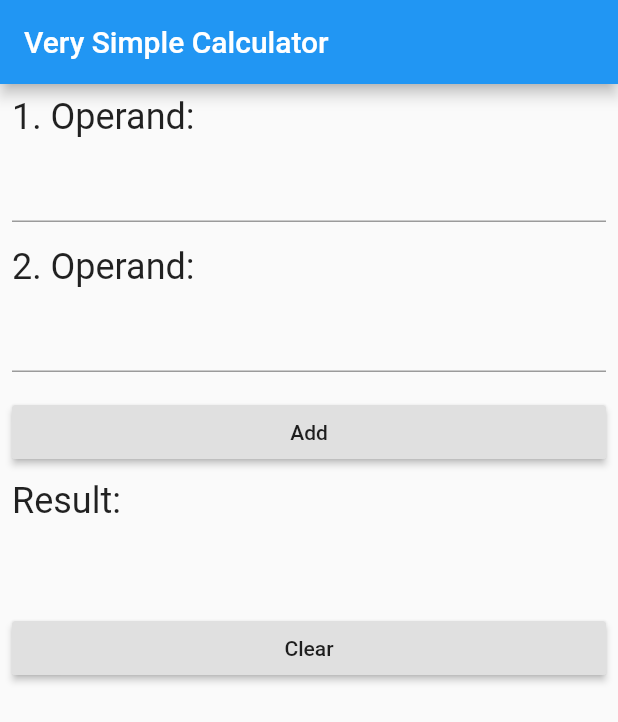
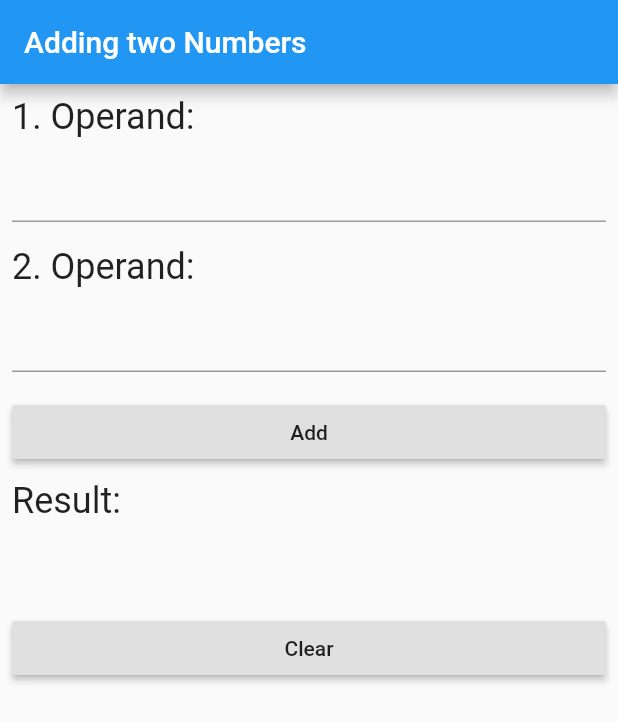
Before and after one commit to peloflutter/addierer, a Flutter app: the screen it shows after launch, on a phone screen of 412 x 824 dp. Shown: the top 722 px of the screen. Run offline on Flutter 3.47's test engine with Material 2 defaults, Android fonts, the phone set to English and light mode, and no system bars.

Commit message:
minor changes

```diff
--- a/lib/app_widget.dart
+++ b/lib/app_widget.dart
@@ -10,7 +10,7 @@ class MyApp extends StatelessWidget {
       theme: ThemeData(
         primarySwatch: Colors.blue,
       ),
-      home: AddiererWidget(title: 'Very Simple Calculator'),
+      home: AddiererWidget(title: 'Adding two Numbers'),
     );
   }
 }
```
Also changed, not shown: assets/adder_screenshot.png, 1 other file.
